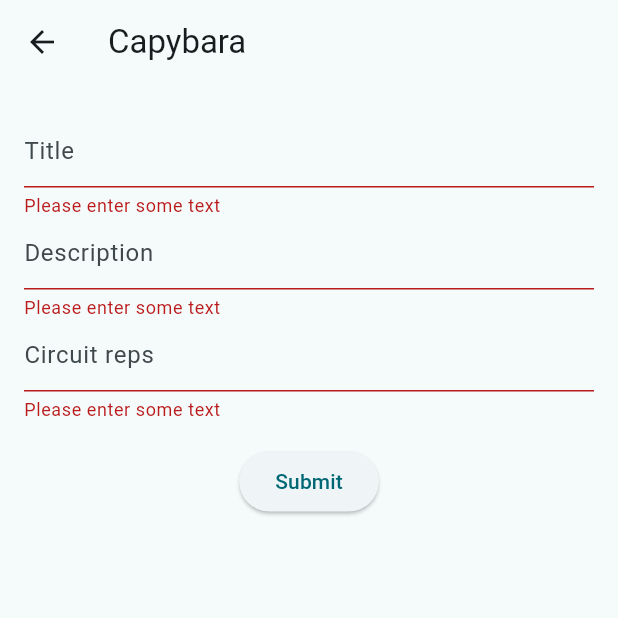
After one commit to rommuloifrn/casui, a Flutter app: the AddWorkout screen opened directly, after a tap on "Submit", on a phone screen of 412 x 824 dp, the top half of it. The commit adds this screen. Run offline on Flutter 3.47's test engine with Material 3 defaults, Android fonts, the phone set to English and light mode, and no system bars.

Commit message:
feat: workout form and its button

```diff
--- /dev/null
+++ b/src/lib/add_workout.dart
@@ -0,0 +1,113 @@
+import 'package:flutter/material.dart';
+
+void main() {
+  runApp(const AddWorkout());
+}
+
+class AddWorkout extends StatelessWidget {
+  const AddWorkout({super.key});
+
+  @override
+  Widget build(BuildContext context) {
+    return Scaffold(
+      appBar: AppBar(
+        backgroundColor: Theme.of(context).colorScheme.surface,
+        title: const Text("Capybara"),
+      ),
+      body: const WorkoutForm(),
+    );
+
+  }
+}
+
+class WorkoutForm extends StatefulWidget {
+  const WorkoutForm({super.key});
+
+  @override
+  State<StatefulWidget> createState() =>
+  WorkoutFormState();
+}
+
+class WorkoutFormState extends State<WorkoutForm> {
+  final GlobalKey<FormState> _formKey = GlobalKey<FormState>();
+  final TextEditingController _titleController = TextEditingController();
+
+  @override
+  void initState() {
+    super.initState();
+    _titleController.addListener(() {
+      final String text = _titleController.text.toLowerCase();
+      _titleController.value = _titleController.value.copyWith(
+        text: text,
+        selection: TextSelection(baseOffset: text.length, extentOffset: text.length),
+        composing: TextRange.empty,
+      );
+    });
+  }
+
+  @override
+  Widget build(BuildContext context) {
+    return Form(
+      key: _formKey,
+      child: Column(
+        children: [
+          Text(_titleController.text),
+          Padding(
+            padding: const EdgeInsets.symmetric(horizontal: 16),
+            child: Column(
+              children: [
+                TextFormField(
+                  controller: _titleController,
+                  decoration: const InputDecoration(
+                    hintText: 'Title',
+                  ),
+                  validator: (String? value) {
+                    if (value == null || value.isEmpty) {
+                      return 'Please enter some text';
+                    }
+                    return null;
+                  },
+                ),
+                TextFormField(
+                  decoration: const InputDecoration(
+                    hintText: 'Description',
+                  ),
+                  validator: (String? value) {
+                    if (value == null || value.isEmpty) {
+                      return 'Please enter some text';
+                    }
+                    return null;
+                  },
+                ),
+                TextFormField(
+                  decoration: const InputDecoration(
+                    hintText: 'Circuit reps',
+                  ),
+                  validator: (String? value) {
+                    if (value == null || value.isEmpty) {
+                      return 'Please enter some text';
+                    }
+                    return null;
+                  },
+                ),
+              ],
+            ),
+          ),
+          Padding(
+            padding: const EdgeInsets.symmetric(vertical: 16.0),
+            child: ElevatedButton(
+              onPressed: () {
+                // Validate will return true if the form is valid, or false if
+                // the form is invalid.
+                if (_formKey.currentState!.validate()) {
+                  // Process data.
+                }
+              },
+              child: const Text('Submit'),
+            ),
+          ),
+        ],
+      ),
+    );
+  }
+}
--- a/src/lib/main.dart
+++ b/src/lib/main.dart
@@ -1,3 +1,5 @@
+import 'package:casui/add_workout.dart';
+import 'package:casui/models/workout.dart';
 import 'package:flutter/material.dart';
 
 void main() {
@@ -85,14 +87,21 @@ class _HomeState extends State<HomePageWidget> {
             //   style: Theme.of(context).textTheme.headlineMedium,
             // ),
             const Text('Aqui vai haver a lista de treinos'),
-            WorkoutElement()
+            WorkoutElement(),
           ],
         ),
       ),
-      floatingActionButton: FloatingActionButton(
-        onPressed: _incrementCounter,
+      floatingActionButton: FloatingActionButton.extended(
+        onPressed: ()=>{
+                Navigator.push(
+                  context,
+                  MaterialPageRoute(builder: (context)=> const AddWorkout()
+                  )
+                )
+              },
         tooltip: 'Increment',
-        child: const Icon(Icons.add),
+        label: const Text('New'),
+        icon: const Icon(Icons.add),
       ), // This trailing comma makes auto-formatting nicer for build methods.
     );
   }
@@ -109,3 +118,13 @@ class WorkoutElement extends StatelessWidget {
     );
   }
 }
+
+Widget contactWidget(Workout workout) {
+    return Card(
+      child: ListTile(
+        leading: const FlutterLogo(size: 56.0),
+        title: Text(workout.title),
+        subtitle: Text(workout.description),
+      )
+    );
+  }
```
